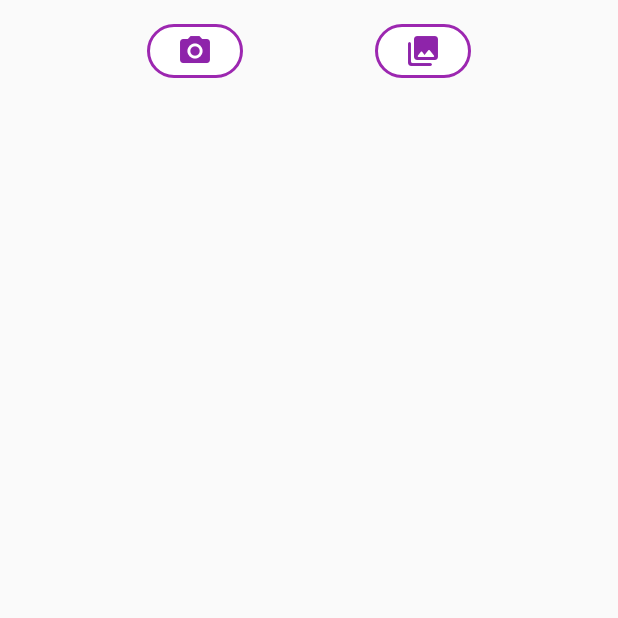
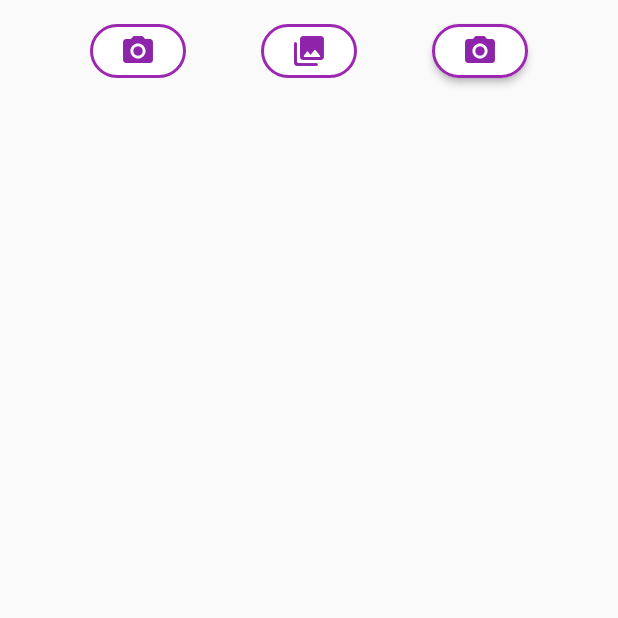
Before and after one commit to Adrigondo/news-api.flutter, a Flutter app: the ProfilePage screen opened directly, on a phone screen of 412 x 824 dp, the top half of it. Run offline on Flutter 3.47's test engine with Material 2 defaults, Android fonts, the phone set to English and light mode, and no system bars; our stand-ins replace camera, google_fonts, image_picker, photo_view.

Commit message:
Update: temp, commit not checked

```diff
--- a/lib/profile_page.dart
+++ b/lib/profile_page.dart
@@ -176,6 +176,82 @@ class _ProfilePageState extends State<ProfilePage> {
                   onPressed: onClickOpenGallery,
                   child: const Icon(Icons.photo_library_rounded),
                 ),
+                ElevatedButton(
+                  style: ButtonStyle(
+                    backgroundColor:
+                        MaterialStateProperty.resolveWith<Color>((states) {
+                      if (states.contains(MaterialState.disabled)) {
+                        return const Color.fromARGB(255, 225, 225, 225);
+                      }
+                      return Colors.white;
+                    }),
+                    textStyle: MaterialStateProperty.resolveWith<TextStyle>(
+                        (Set<MaterialState> states) {
+                      var disableState = mainTextStyle(
+                        textStyle: const TextStyle(
+                          fontWeight: FontWeight.w600,
+                        ),
+                      );
+                      var currentState = mainTextStyle(
+                        textStyle: const TextStyle(
+                          fontWeight: FontWeight.w800,
+                          fontSize: 14,
+                        ),
+                      );
+                      var pressedState = mainTextStyle(
+                        textStyle: const TextStyle(
+                          fontWeight: FontWeight.w900,
+                          fontSize: 16,
+                        ),
+                      );
+                      if (states.contains(MaterialState.pressed) ||
+                          states.contains(MaterialState.hovered) ||
+                          states.contains(MaterialState.focused)) {
+                        return pressedState;
+                      } else if (states.contains(MaterialState.disabled)) {
+                        return disableState;
+                      }
+                      return currentState;
+                    }),
+                    foregroundColor: MaterialStateProperty.resolveWith<Color>(
+                        (Set<MaterialState> states) {
+                      if (states.contains(MaterialState.pressed)) {
+                        return Colors.white;
+                      } else if (states.contains(MaterialState.disabled)) {
+                        return Colors.grey;
+                      }
+                      return Colors.purple.shade600;
+                    }),
+                    overlayColor:
+                        MaterialStateProperty.resolveWith<Color>((states) {
+                      if (states.contains(MaterialState.pressed)) {
+                        return Colors.purple;
+                      }
+                      return Colors.purple.shade200;
+                    }),
+                    side:
+                        MaterialStateProperty.resolveWith<BorderSide>((states) {
+                      Color borderColor;
+
+                      if (states.contains(MaterialState.disabled)) {
+                        borderColor = Colors.grey;
+                      } else if (states.contains(MaterialState.pressed)) {
+                        borderColor = Colors.purple.shade600;
+                      } else {
+                        borderColor = Colors.purple;
+                      }
+
+                      return BorderSide(color: borderColor, width: 2);
+                    }),
+                    shape:
+                        MaterialStateProperty.resolveWith<OutlinedBorder>((_) {
+                      return RoundedRectangleBorder(
+                          borderRadius: BorderRadius.circular(50));
+                    }),
+                  ),
+                  onPressed: onClickOpenCustomCamera,
+                  child: const Icon(Icons.photo_camera),
+                ),
               ],
             ),
             // const UsersList(),
@@ -184,6 +260,10 @@ class _ProfilePageState extends State<ProfilePage> {
         ),
       ),
     );
+  }
+
+  void onClickOpenCustomCamera() {
+    Navigator.push(context, MaterialPageRoute(builder: ()=>C54ameraScreen())))
   }
 
   void onClickOpenCamera() async {
--- a/pubspec.yaml
+++ b/pubspec.yaml
@@ -39,6 +39,7 @@ dependencies:
   google_fonts: ^3.0.1
   image_picker: ^0.8.6
   photo_view: ^0.14.0
+  camera: ^0.10.0+3
 
 dev_dependencies:
   flutter_test:
```
Also changed, not shown: lib/camera.dart (+71 -5 lines), pubspec.lock, 2 other files.
